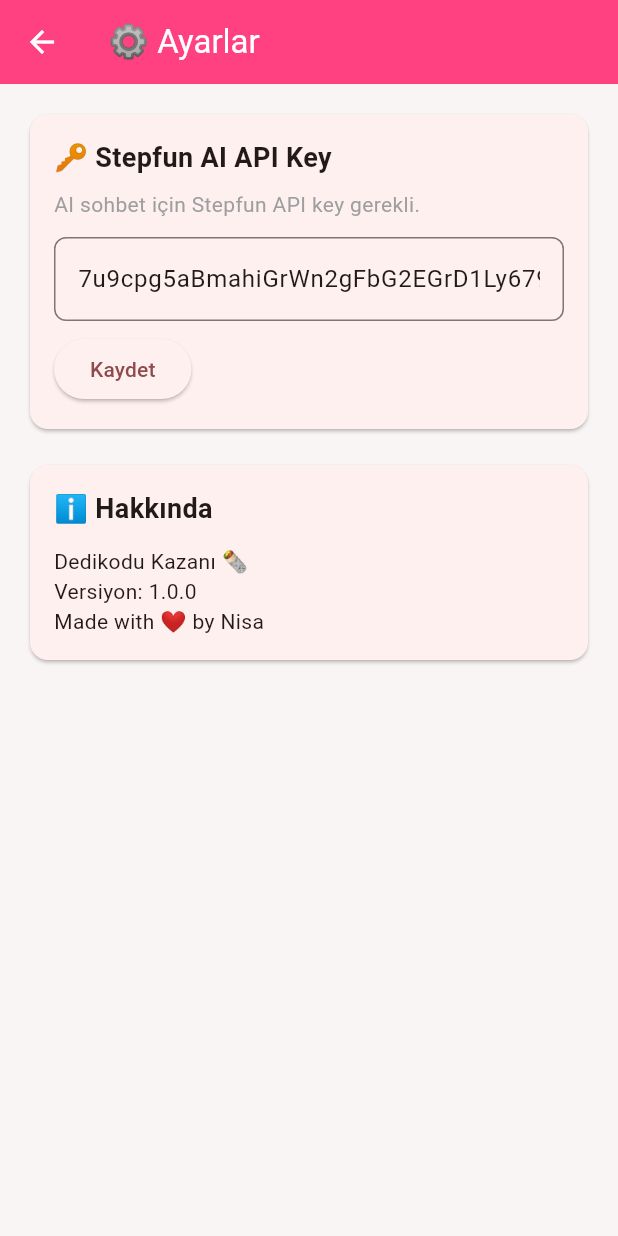
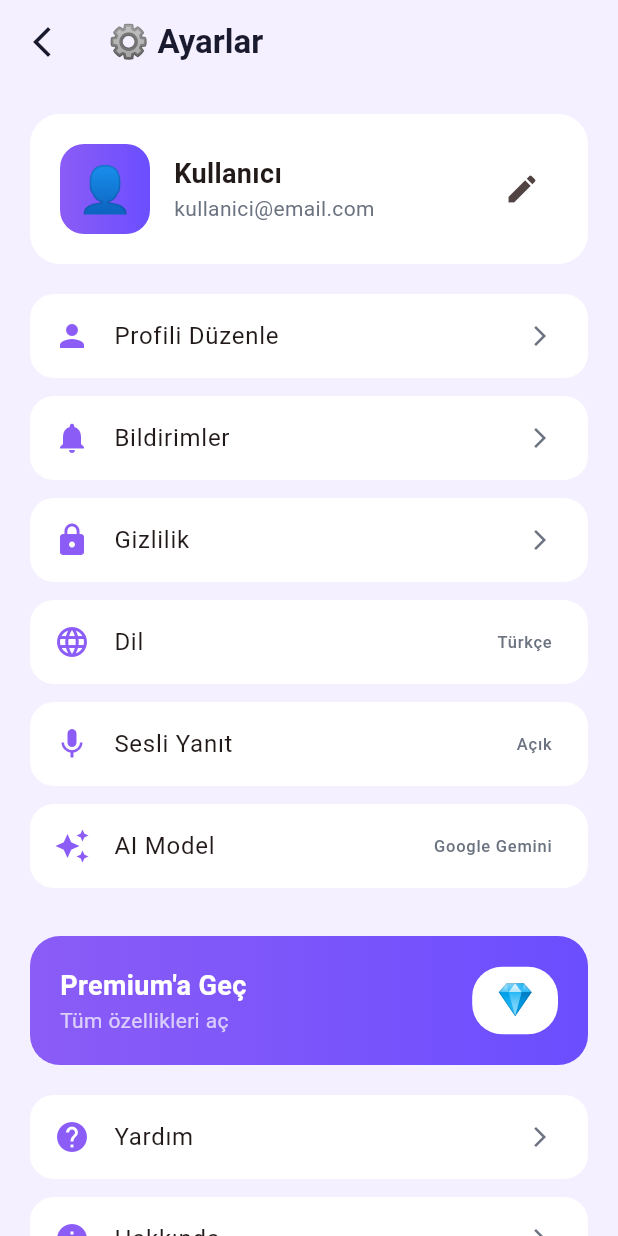
Before and after one commit to dilivar/dedikodu-kazani, a Flutter app: the SettingsScreen screen opened directly, on a phone screen of 412 x 824 dp. Run offline on Flutter 3.47's test engine with Material 3 defaults, Android fonts, the phone set to English and light mode, and no system bars; our stand-ins replace flutter_tts, shared_preferences; accounts and stored records are empty.

Commit message:
feat: premium ve settings ekranlari

```diff
--- a/lib/screens/settings_screen.dart
+++ b/lib/screens/settings_screen.dart
@@ -1,94 +1,124 @@
 import 'package:flutter/material.dart';
 
-class SettingsScreen extends StatefulWidget {
+class SettingsScreen extends StatelessWidget {
   const SettingsScreen({super.key});
-
-  @override
-  State<SettingsScreen> createState() => _SettingsScreenState();
-}
-
-class _SettingsScreenState extends State<SettingsScreen> {
-  final _apiKeyController = TextEditingController();
-
-  @override
-  void initState() {
-    super.initState();
-    _apiKeyController.text = '7u9cpg5aBmahiGrWn2gFbG2EGrD1Ly679gpCNVdDyxR5D63FiH3Qfdbva3ANhoc0z';
-  }
 
   @override
   Widget build(BuildContext context) {
     return Scaffold(
+      backgroundColor: const Color(0xFFF5F0FF),
       appBar: AppBar(
-        title: const Text('⚙️ Ayarlar'),
-        backgroundColor: Colors.pinkAccent,
-        foregroundColor: Colors.white,
+        backgroundColor: Colors.transparent,
+        elevation: 0,
+        leading: IconButton(
+          icon: const Icon(Icons.arrow_back_ios_new, color: Color(0xFF1A1A2E)),
+          onPressed: () => Navigator.pop(context),
+        ),
+        title: const Text('⚙️ Ayarlar', style: TextStyle(color: Color(0xFF1A1A2E), fontWeight: FontWeight.bold)),
       ),
       body: ListView(
-        padding: const EdgeInsets.all(16),
+        padding: const EdgeInsets.all(20),
         children: [
-          // API Key
-          Card(
-            child: Padding(
-              padding: const EdgeInsets.all(16),
-              child: Column(
-                crossAxisAlignment: CrossAxisAlignment.start,
-                children: [
-                  const Text(
-                    '🔑 Stepfun AI API Key',
-                    style: TextStyle(fontSize: 18, fontWeight: FontWeight.bold),
+          // Profil
+          Container(
+            padding: const EdgeInsets.all(20),
+            decoration: BoxDecoration(
+              color: Colors.white,
+              borderRadius: BorderRadius.circular(20),
+            ),
+            child: Row(
+              children: [
+                Container(
+                  width: 60,
+                  height: 60,
+                  decoration: BoxDecoration(
+                    gradient: const LinearGradient(colors: [Color(0xFF8B5CF6), Color(0xFF6B4EFF)]),
+                    borderRadius: BorderRadius.circular(16),
                   ),
-                  const SizedBox(height: 8),
-                  const Text(
-                    'AI sohbet için Stepfun API key gerekli.',
-                    style: TextStyle(color: Colors.grey),
+                  child: const Center(child: Text('👤', style: TextStyle(fontSize: 30))),
+                ),
+                const SizedBox(width: 16),
+                const Expanded(
+                  child: Column(
+                    crossAxisAlignment: CrossAxisAlignment.start,
+                    children: [
+                      Text('Kullanıcı', style: TextStyle(fontWeight: FontWeight.bold, fontSize: 18)),
+                      Text('kullanici@email.com', style: TextStyle(color: Color(0xFF6B7280))),
+                    ],
                   ),
-                  const SizedBox(height: 12),
-                  TextField(
-                    controller: _apiKeyController,
-                    decoration: InputDecoration(
-                      hintText: 'API Key...',
-                      border: OutlineInputBorder(
-                        borderRadius: BorderRadius.circular(8),
-                      ),
-                    ),
-                  ),
-                  const SizedBox(height: 8),
-                  ElevatedButton(
-                    onPressed: () {
-                      ScaffoldMessenger.of(context).showSnackBar(
-                        const SnackBar(content: Text('API Key kaydedildi!')),
-                      );
-                    },
-                    child: const Text('Kaydet'),
-                  ),
-                ],
-              ),
+                ),
+                IconButton(icon: const Icon(Icons.edit), onPressed: () {}),
+              ],
             ),
           ),
-          const SizedBox(height: 16),
+          const SizedBox(height: 20),
 
-          // Hakkında
-          Card(
-            child: Padding(
-              padding: const EdgeInsets.all(16),
-              child: Column(
-                crossAxisAlignment: CrossAxisAlignment.start,
-                children: [
-                  const Text(
-                    'ℹ️ Hakkında',
-                    style: TextStyle(fontSize: 18, fontWeight: FontWeight.bold),
+          // Ayarlar
+          _buildSettingItem(Icons.person, 'Profili Düzenle', ''),
+          _buildSettingItem(Icons.notifications, 'Bildirimler', ''),
+          _buildSettingItem(Icons.lock, 'Gizlilik', ''),
+          _buildSettingItem(Icons.language, 'Dil', 'Türkçe'),
+          _buildSettingItem(Icons.mic, 'Sesli Yanıt', 'Açık'),
+          _buildSettingItem(Icons.auto_awesome, 'AI Model', 'Google Gemini'),
+
+          const SizedBox(height: 20),
+
+          // Premium banner
+          Container(
+            padding: const EdgeInsets.all(20),
+            decoration: BoxDecoration(
+              gradient: const LinearGradient(colors: [Color(0xFF8B5CF6), Color(0xFF6B4EFF)]),
+              borderRadius: BorderRadius.circular(20),
+            ),
+            child: Row(
+              children: [
+                const Expanded(
+                  child: Column(
+                    crossAxisAlignment: CrossAxisAlignment.start,
+                    children: [
+                      Text('Premium\'a Geç', style: TextStyle(fontWeight: FontWeight.bold, fontSize: 18, color: Colors.white)),
+                      Text('Tüm özellikleri aç', style: TextStyle(color: Colors.white70)),
+                    ],
                   ),
-                  const SizedBox(height: 12),
-                  const Text('Dedikodu Kazanı 🌯'),
-                  const Text('Versiyon: 1.0.0'),
-                  const Text('Made with ❤️ by Nisa'),
-                ],
-              ),
+                ),
+                Container(
+                  padding: const EdgeInsets.symmetric(horizontal: 16, vertical: 8),
+                  decoration: BoxDecoration(color: Colors.white, borderRadius: BorderRadius.circular(20)),
+                  child: const Text('💎', style: TextStyle(fontSize: 20)),
+                ),
+              ],
             ),
           ),
+
+          const SizedBox(height: 20),
+
+          // Diğer
+          _buildSettingItem(Icons.help, 'Yardım', ''),
+          _buildSettingItem(Icons.info, 'Hakkında', ''),
+          _buildSettingItem(Icons.logout, 'Çıkış', ''),
+
+          const SizedBox(height: 40),
+          const Center(child: Text('v1.0.0 • Dedikodu Kazanı', style: TextStyle(color: Color(0xFF6B7280)))),
         ],
       ),
     );
   }
+
+  Widget _buildSettingItem(IconData icon, String title, String value) {
+    return Container(
+      margin: const EdgeInsets.only(bottom: 12),
+      decoration: BoxDecoration(
+        color: Colors.white,
+        borderRadius: BorderRadius.circular(16),
+      ),
+      child: ListTile(
+        leading: Icon(icon, color: const Color(0xFF8B5CF6)),
+        title: Text(title),
+        trailing: value.isNotEmpty
+            ? Text(value, style: const TextStyle(color: Color(0xFF6B7280)))
+            : const Icon(Icons.arrow_forward_ios, size: 16, color: Color(0xFF6B7280)),
+        onTap: () {},
+      ),
+    );
+  }
 }
```
